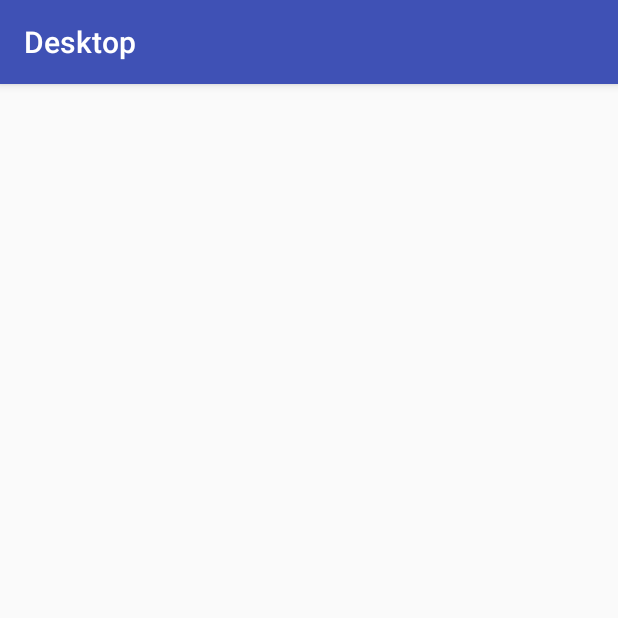
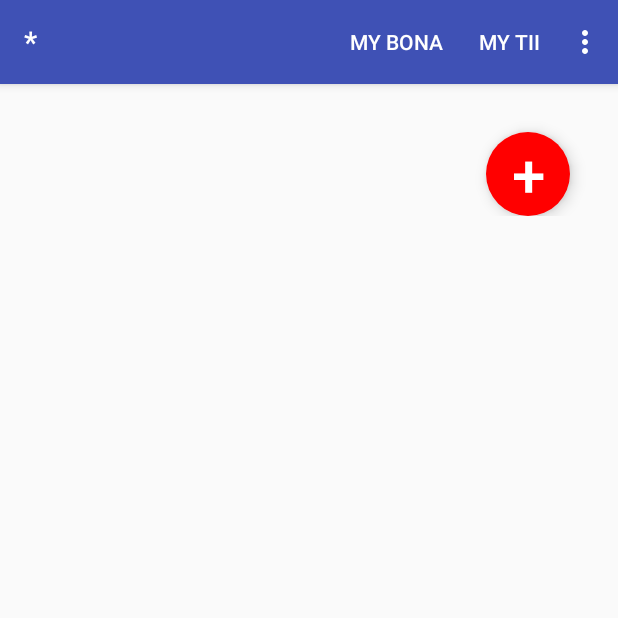
Before and after one commit to dufarah73/phibonatii, an Android app: the DesktopActivity screen opened directly, with no data from a screen before it, on a phone screen of 412 x 824 dp, the top half of it. Run offline under Robolectric (Android 15) with nearby library versions, the phone set to English and light mode, and no system bars.

Commit message:
fazendo desktop

```diff
--- a/app/build.gradle
+++ b/app/build.gradle
@@ -16,10 +16,11 @@ android {
             proguardFiles getDefaultProguardFile('proguard-android.txt'), 'proguard-rules.pro'
         }
     }
+    buildToolsVersion '27.0.3'
 }
 
 dependencies {
-    implementation fileTree(dir: 'libs', include: ['*.jar'])
+    implementation fileTree(include: ['*.jar'], dir: 'libs')
     implementation 'com.android.support:appcompat-v7:27.1.1'
     implementation 'com.android.support.constraint:constraint-layout:1.1.0'
     implementation 'com.android.support:design:27.1.1'
--- a/app/src/main/AndroidManifest.xml
+++ b/app/src/main/AndroidManifest.xml
@@ -26,7 +26,7 @@
         <activity android:name=".ChangePasswordActivity" />
         <activity
             android:name=".DesktopActivity"
-            android:label="@string/title_activity_desktop">
+            android:label="@string/activity_desktop">
         </activity>
     </application>
 
--- a/app/src/main/java/br/com/phibonatii/phibonatii/DesktopActivity.java
+++ b/app/src/main/java/br/com/phibonatii/phibonatii/DesktopActivity.java
@@ -1,14 +1,45 @@
 package br.com.phibonatii.phibonatii;
 
+import android.content.Intent;
+import android.os.Bundle;
 import android.support.v7.app.AppCompatActivity;
-import android.os.Bundle;
+import android.view.Menu;
+import android.view.MenuItem;
+import android.view.View;
+import android.widget.Toast;
 
 public class DesktopActivity extends AppCompatActivity {
 
-        @Override
-        protected void onCreate(Bundle savedInstanceState) {
-            super.onCreate(savedInstanceState);
-            setContentView(R.layout.activity_desktop);
+    @Override
+    protected void onCreate(Bundle savedInstanceState) {
+        super.onCreate(savedInstanceState);
+        setContentView(R.layout.activity_desktop);
+    }
+
+    public void changePassword() {
+        Intent intent = new Intent(this, ChangePasswordActivity.class);
+        startActivity(intent);
+    }
+
+    @Override
+    public boolean onCreateOptionsMenu(Menu menu) {
+        getMenuInflater().inflate(R.menu.menu_desktop, menu);
+        return super.onCreateOptionsMenu(menu);
+    }
+
+    @Override
+    public boolean onOptionsItemSelected(MenuItem item) {
+        switch (item.getItemId()) {
+            case R.id.desktop_menu_change_password: {
+                changePassword();
+                break;
+            }
+            case R.id.desktop_menu_logout: {
+                finish();
+                break;
+            }
         }
+        return super.onOptionsItemSelected(item);
+    }
 
 }
--- /dev/null
+++ b/app/src/main/res/drawable/custom_background.xml
@@ -0,0 +1,5 @@
+<?xml version="1.0" encoding="utf-8"?>
+<shape xmlns:android="http://schemas.android.com/apk/res/android"
+    android:shape="oval">
+    <solid android:color="#ff0000"/>
+</shape>
--- /dev/null
+++ b/app/src/main/res/drawable/ic_search_black_24dp.xml
@@ -0,0 +1,9 @@
+<vector xmlns:android="http://schemas.android.com/apk/res/android"
+        android:width="24dp"
+        android:height="24dp"
+        android:viewportWidth="24.0"
+        android:viewportHeight="24.0">
+    <path
+        android:fillColor="#FF000000"
+        android:pathData="M15.5,14h-0.79l-0.28,-0.27C15.41,12.59 16,11.11 16,9.5 16,5.91 13.09,3 9.5,3S3,5.91 3,9.5 5.91,16 9.5,16c1.61,0 3.09,-0.59 4.23,-1.57l0.27,0.28v0.79l5,4.99L20.49,19l-4.99,-5zM9.5,14C7.01,14 5,11.99 5,9.5S7.01,5 9.5,5 14,7.01 14,9.5 11.99,14 9.5,14z"/>
+</vector>
--- a/app/src/main/res/layout/activity_desktop.xml
+++ b/app/src/main/res/layout/activity_desktop.xml
@@ -14,5 +14,38 @@
     <ScrollView
         android:layout_width="match_parent"
         android:layout_height="match_parent">
+        <RelativeLayout
+            android:layout_width="match_parent"
+            android:layout_height="match_parent"
+            android:orientation="vertical">
+
+            <ListView
+                android:id="@+id/desktop_lista_alunos"
+                android:layout_width="match_parent"
+                android:layout_height="wrap_content"/>
+            <ListView
+                android:id="@+id/desktop_lista_alunos2"
+                android:layout_width="match_parent"
+                android:layout_height="wrap_content"
+                android:layout_below="@+id/desktop_lista_alunos" />
+
+            <Button
+                android:id="@+id/desktop_button_hide_bona"
+                android:layout_width="56dp"
+                android:layout_height="56dp"
+                android:layout_alignParentBottom="true"
+                android:layout_alignParentRight="true"
+                android:layout_marginBottom="16dp"
+                android:layout_marginRight="16dp"
+                android:background="@drawable/custom_background"
+                android:elevation="6dp"
+                android:onClick="hideBona"
+                android:stateListAnimator="@null"
+                android:text="+"
+                android:textColor="#ffffff"
+                android:textSize="40sp" />
+
+        </RelativeLayout>
+
     </ScrollView>
 </LinearLayout>
--- /dev/null
+++ b/app/src/main/res/menu/menu_desktop.xml
@@ -0,0 +1,37 @@
+<?xml version="1.0" encoding="utf-8"?>
+<menu xmlns:android="http://schemas.android.com/apk/res/android"
+    xmlns:app="http://schemas.android.com/apk/res-auto"
+    xmlns:tools="http://schemas.android.com/tools"
+    tools:context=".DesktopActivity">
+    <item
+        android:id="@+id/desktop_menu_mybona"
+        android:title="MY BONA"
+        app:showAsAction="ifRoom" />
+    <item
+        android:id="@+id/desktop_menu_mytii"
+        android:title="MY TII"
+        app:showAsAction="ifRoom" />
+    <item
+        android:id="@+id/desktop_menu_radar"
+        android:title="RADAR"
+        app:showAsAction="ifRoom" />
+    <item
+        android:id="@+id/desktop_menu_ranking"
+        android:title="RANKING"
+        app:showAsAction="ifRoom" />
+    <item
+        android:id="@+id/desktop_menu_new_group"
+        android:title="@string/button_new_group"/>
+    <item
+        android:id="@+id/desktop_menu_find_group"
+        android:title="@string/button_find_group"/>
+    <item
+        android:id="@+id/desktop_menu_leave_group"
+        android:title="@string/button_leave_group"/>
+    <item
+        android:id="@+id/desktop_menu_change_password"
+        android:title="@string/button_change_password"/>
+    <item
+        android:id="@+id/desktop_menu_logout"
+        android:title="@string/button_logout"/>
+</menu>
--- a/app/src/main/res/values/strings.xml
+++ b/app/src/main/res/values/strings.xml
@@ -3,13 +3,16 @@
     <string name="activity_login_name">Login</string>
     <string name="activity_change_password_name">Change Password</string>
     <string name="activity_join_name">Join</string>
-
-    <string name="title_activity_desktop">Desktop</string>
+    <string name="activity_desktop">*</string>
 
     <string name="button_login">Login</string>
     <string name="button_change_password">Change Password</string>
     <string name="button_join">Join</string>
     <string name="button_retrieve_passasking">Retrieve Pass Asking</string>
+    <string name="button_new_group">New Group</string>
+    <string name="button_find_group">Find Group</string>
+    <string name="button_leave_group">Leave Group</string>
+    <string name="button_logout">Logout</string>
 
     <string name="hint_nickname">Nickname</string>
     <string name="hint_fullname">Full Name</string>
```
